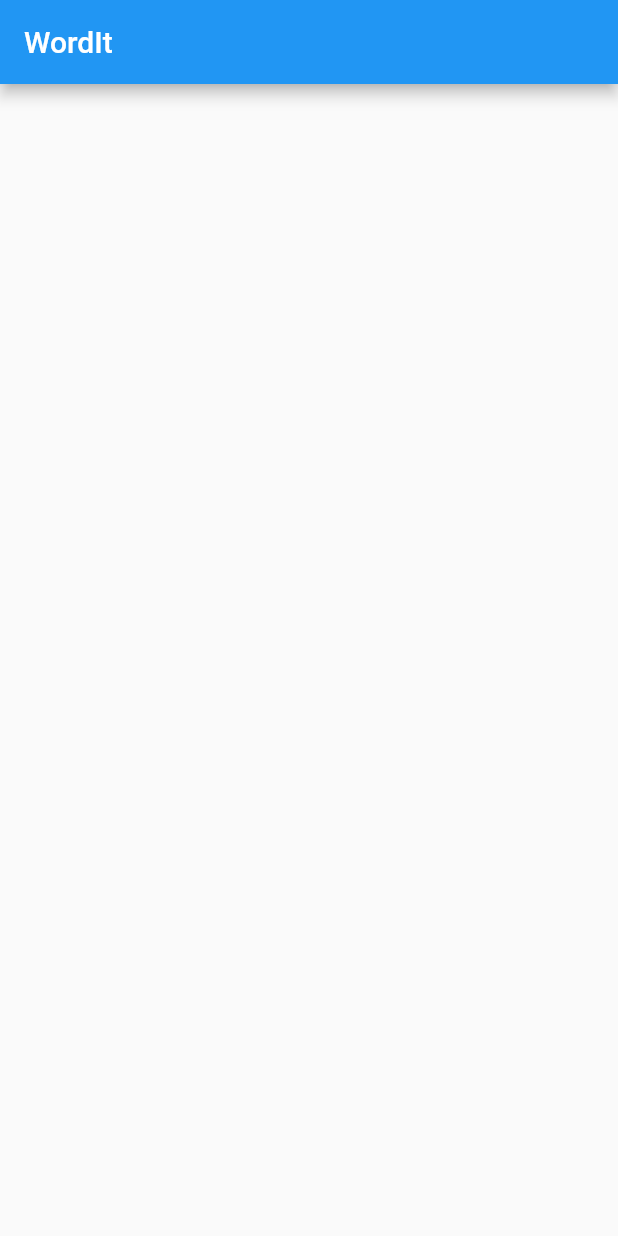
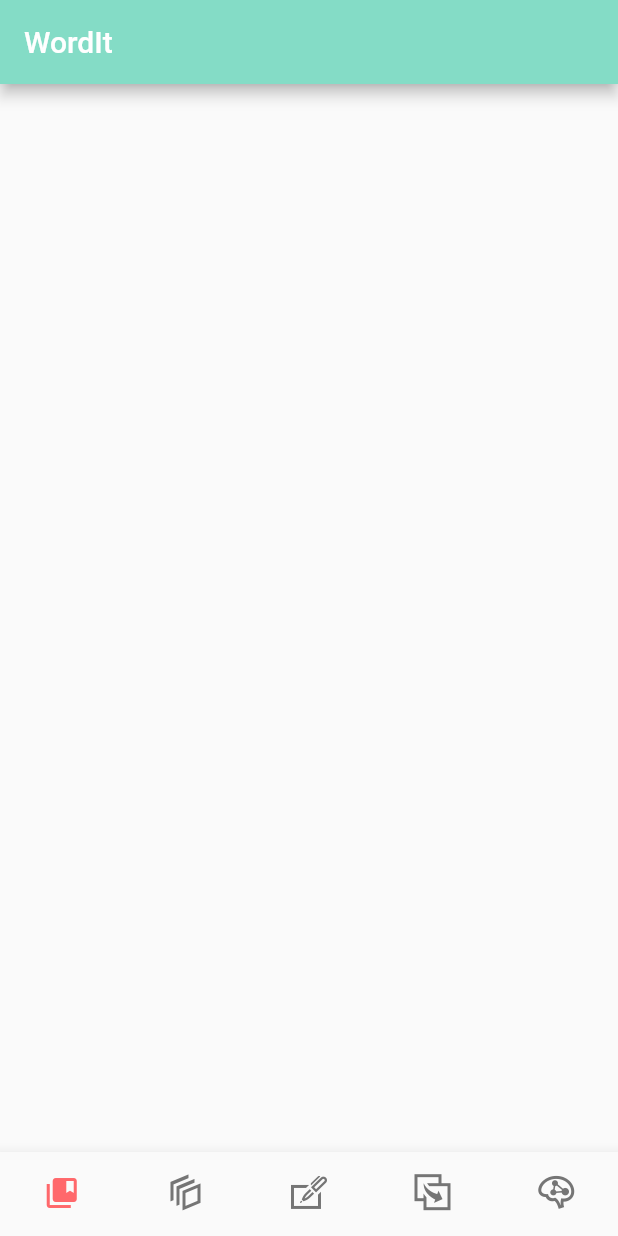
Before and after one commit to tannyjoseph/WordIt, a Flutter app: the screen it shows after launch, on a phone screen of 412 x 824 dp. Run offline on Flutter 3.47's test engine with Material 2 defaults, Android fonts, the phone set to English and light mode, and no system bars; our stand-ins replace flutter_svg; missing offline and left inert: excel.

Commit message:
Bottom Tab Icons updated.

```diff
--- /dev/null
+++ b/lib/custom_icons.dart
@@ -0,0 +1,33 @@
+/// Flutter icons Custom
+/// Copyright (C) 2020 by original authors @ fluttericon.com, fontello.com
+/// This font was generated by FlutterIcon.com, which is derived from Fontello.
+///
+/// To use this font, place it in your fonts/ directory and include the
+/// following in your pubspec.yaml
+///
+/// flutter:
+///   fonts:
+///    - family:  Custom
+///      fonts:
+///       - asset: fonts/Custom.ttf
+///
+///
+/// * Typicons, (c) Stephen Hutchings 2012
+///         Author:    Stephen Hutchings
+///         License:   SIL (http://scripts.sil.org/OFL)
+///         Homepage:  http://typicons.com/
+///
+import 'package:flutter/widgets.dart';
+
+class Custom {
+  Custom._();
+
+  static const _kFontFam = 'Custom';
+  static const _kFontPkg = null;
+
+  static const IconData edit = IconData(0xe800, fontFamily: _kFontFam, fontPackage: _kFontPkg);
+  static const IconData sentences = IconData(0xe801, fontFamily: _kFontFam, fontPackage: _kFontPkg);
+  static const IconData cards = IconData(0xe802, fontFamily: _kFontFam, fontPackage: _kFontPkg);
+  static const IconData synonyms = IconData(0xe803, fontFamily: _kFontFam, fontPackage: _kFontPkg);
+  static const IconData fun = IconData(0xe804, fontFamily: _kFontFam, fontPackage: _kFontPkg);
+}
--- a/lib/main.dart
+++ b/lib/main.dart
@@ -1,6 +1,9 @@
 import 'package:flutter/material.dart';
 import 'package:flutter/services.dart' show ByteData, rootBundle;
 import 'package:excel/excel.dart';
+import 'package:flutter_svg/flutter_svg.dart';
+import 'helper/ExcelLoader.dart';
+import 'custom_icons.dart';
 
 void main() {
   runApp(MyApp());
@@ -12,29 +15,46 @@ class MyApp extends StatefulWidget {
 }
 
 class _MyAppState extends State<MyApp> {
+  int _selectedIndex = 0;
   var row;
   List<String> list = List<String>();
   List<String> meanings = List<String>();
 
   @override
   Widget build(BuildContext context) {
-    load();
+    //load(list, meanings);
     return MaterialApp(
       home: Scaffold(
         appBar: AppBar(
+          backgroundColor: Color(0xFF84DCC6),
           title: Text("WordIt"),
+        ),
+        bottomSheet: BottomNavigationBar(
+          showSelectedLabels: false,
+          showUnselectedLabels: false,
+          type: BottomNavigationBarType.fixed,
+          selectedItemColor: Color(0xFFFF686B),
+          unselectedItemColor: Colors.grey[600],
+          items: <BottomNavigationBarItem>[
+            getTab(Icons.collections_bookmark),
+            getTab(Custom.cards),
+            getTab(Custom.sentences),
+            getTab(Custom.synonyms),
+            getTab(Custom.fun)
+          ],
+          currentIndex: _selectedIndex,
+          onTap: onTabTapped,
         ),
         body: Center(
           child: PageView.builder(
             itemBuilder: (context, position) {
               return Container(
                 child: Center(
-                  child: Center(
                   child: Column(
                     children: [
-                        Image(
-                          image:  NetworkImage("https://cdn.vox-cdn.com/thumbor/fNwRmSTE0L-p6SjuaQmsmhfmEb0=/0x0:655x365/1400x1400/filters:focal(249x23:353x127):format(jpeg)/cdn.vox-cdn.com/uploads/chorus_image/image/55356659/spider_man_homecoming.0.jpg")
-                        ),
+//                        Image(
+//                            image: NetworkImage(
+//                                "https://cdn.vox-cdn.com/thumbor/fNwRmSTE0L-p6SjuaQmsmhfmEb0=/0x0:655x365/1400x1400/filters:focal(249x23:353x127):format(jpeg)/cdn.vox-cdn.com/uploads/chorus_image/image/55356659/spider_man_homecoming.0.jpg")),
                       Text(
                         list[position],
                         style: TextStyle(color: Colors.black, fontSize: 50.0),
@@ -46,7 +66,6 @@ class _MyAppState extends State<MyApp> {
                     ],
                   ),
                 ),
-                ),
               );
             },
             itemCount: list.length,
@@ -56,19 +75,14 @@ class _MyAppState extends State<MyApp> {
     );
   }
 
-  Future<void> load() async {
-    ByteData data = await rootBundle.load("res/wordlist.xlsx");
-    var bytes = data.buffer.asUint8List(data.offsetInBytes, data.lengthInBytes);
-    var excel = Excel.decodeBytes(bytes, verify: false);
+  BottomNavigationBarItem getTab(IconData icon) {
+    return BottomNavigationBarItem(
+        icon: Icon(icon), activeIcon: Icon(icon), title: Text(('')));
+  }
 
-    for (var table in excel.tables.keys) {
-      int count = 0;
-      for (row in excel.tables[table].rows) {
-        count++;
-        list.add(row[0]);
-        meanings.add(row[1]);
-      }
-      print(meanings);
+  void onTabTapped(int value) {
+    setState(() {
+      _selectedIndex = value;
+    });
   }
 }
-}
```
Also changed, not shown: lib/helper/ExcelLoader.dart (added, +18 -0 lines), pubspec.yaml (+8 -2 lines), images/flash.png (added), images/sentences.png (added), images/svg/cards.svg (added), images/svg/sentences.svg (added), images/word.png (added), images/words.png (added), pubspec.lock, svg_fonts/Custom.ttf (added). Lines whose indentation alone changed are shown as unchanged.
